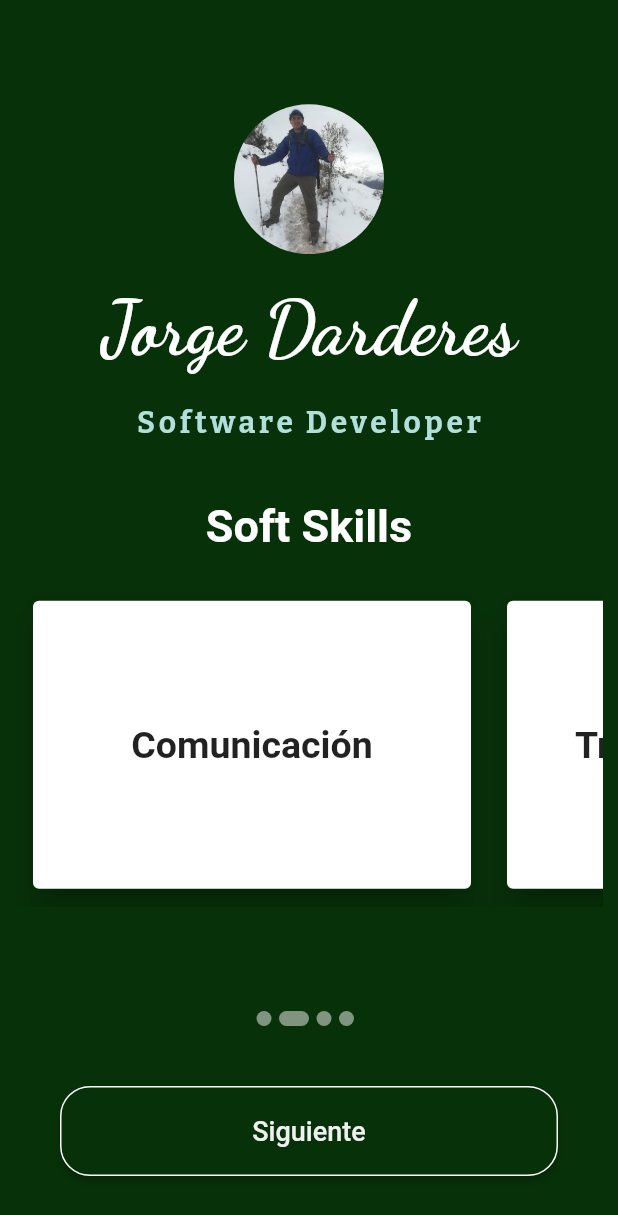
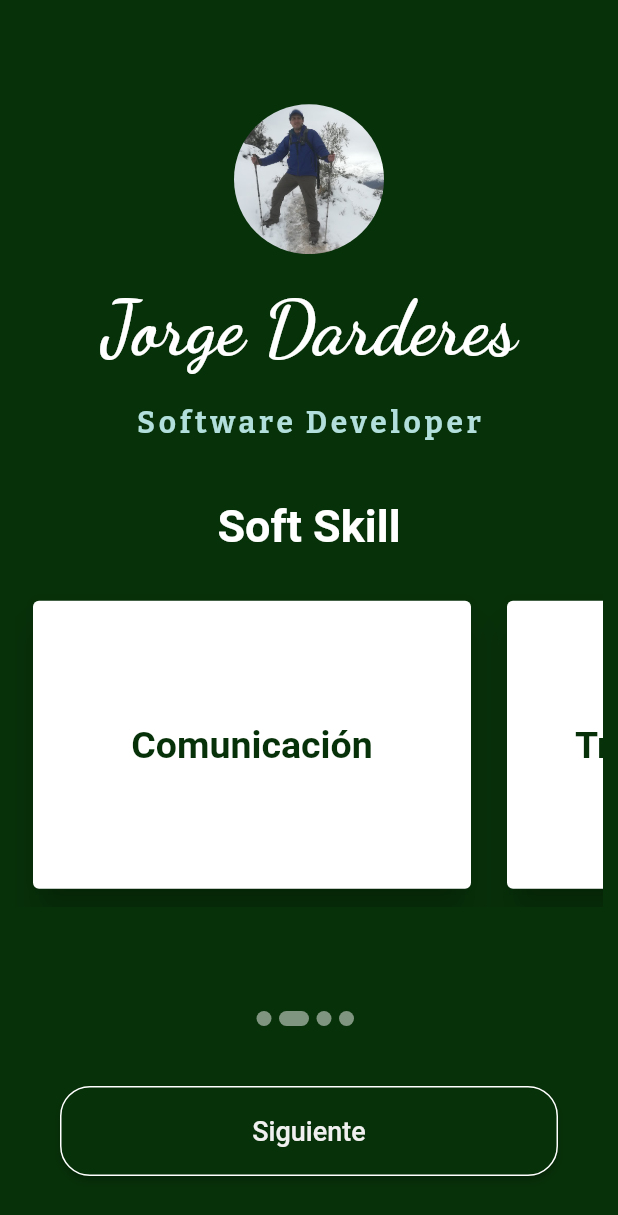
Before and after one commit to darkderes/appm_m2_proy2, a Flutter app: the screen it shows after launch, after a tap on "Siguiente", on a phone screen of 412 x 824 dp. Shown: the top 1215 px of the screen. Run offline on Flutter 3.47's test engine with Material 2 defaults, Android fonts, the phone set to English and light mode, and no system bars; our stand-ins replace fl_chart, google_fonts; missing offline and left inert: custom_qr_generator; statements that could not run were skipped.

Commit message:
Actualziacion antes de revisar

```diff
--- a/lib/data/contents_onboard.dart
+++ b/lib/data/contents_onboard.dart
@@ -1,5 +1,4 @@
 import 'dart:ui';
-
 import 'package:flutter/material.dart';
 
 class OnboardContent {
@@ -43,9 +42,9 @@ class HardSkills {
 
 List<HardSkills> listHardSkills = [
   HardSkills(skills: 'Flutter',value: 8),
-  HardSkills(skills: 'Dart',value: 8),
-  HardSkills(skills: 'Java',value: 9),
-  HardSkills(skills: 'C#',value: 10),
+  HardSkills(skills: 'Dart',value: 6),
+  HardSkills(skills: 'Java',value: 5),
+  HardSkills(skills: 'C#',value: 9),
 ];
 
 class SocialMedia {
@@ -56,7 +55,7 @@ class SocialMedia {
 }
 
 List<SocialMedia> socialMediaList = [
-  SocialMedia(url: 'https://www.facebook.com/jorge.darderes/', imageAsset: 'assets/images/facebook.png'),
+  SocialMedia(url: 'https://facebook.com/jorge.darderes/', imageAsset: 'assets/images/facebook.png'),
   SocialMedia(url: 'https://github.com/darkderes/', imageAsset: 'assets/images/github.png'),
   SocialMedia(url: 'https://twitter.com/jdarderes', imageAsset: 'assets/images/witter.png'),
 ];
--- a/lib/pages/finish_page.dart
+++ b/lib/pages/finish_page.dart
@@ -1,5 +1,4 @@
-import 'package:flutter/material.dart';
-import 'package:google_fonts/google_fonts.dart';
+import '../barrel.dart';
 
 class FinishPage extends StatelessWidget {
   const FinishPage({super.key});
--- a/lib/pages/hard_skills.dart
+++ b/lib/pages/hard_skills.dart
@@ -1,14 +1,9 @@
-import 'package:appm_m2_proy2/common/header.dart';
-import 'package:flutter/material.dart';
-
-import '../widgets/custom_grafic.dart';
-
+import '../barrel.dart';
 
 class HardSkill extends StatelessWidget {
   const HardSkill({
     super.key,
   });
-
   @override
   Widget build(BuildContext context) {
     return const Center(
@@ -21,14 +16,7 @@ class HardSkill extends StatelessWidget {
              SizedBox(
                height: 20,
              ),
-                 Text(
-                "Hard Skills",
-                style: TextStyle(
-                  fontSize: 30,
-                  fontWeight: FontWeight.bold,
-                  color: Colors.white,
-                ),
-              ),
+               CustomTextDetails(text:"Hard Skill"),
                SizedBox(
                 height: 20,
 
--- a/lib/pages/onboard_page.dart
+++ b/lib/pages/onboard_page.dart
@@ -1,10 +1,5 @@
-import 'package:appm_m2_proy2/data/contents_onboard.dart';
-import 'package:appm_m2_proy2/pages/profile.dart';
-import 'package:appm_m2_proy2/pages/social_media.dart';
-import 'package:appm_m2_proy2/pages/soft_skills.dart';
-import 'package:flutter/material.dart';
-import 'hard_skills.dart';
-import 'finish_page.dart';
+// Otro archivo en el proyecto
+import '../barrel.dart';
 
 class OnboardingScreen extends StatefulWidget {
   const OnboardingScreen({super.key});
@@ -48,9 +43,13 @@ class _OnboardingScreenState extends State<OnboardingScreen> {
                   },
                   itemBuilder: (_, i) {
                     if (i == 0) {
-                      return const Profile();
+                      return Profile(
+                        indexColor: i,
+                      );
                     } else if (i == 1) {
-                      return const SoftSkill();
+                      return SoftSkill(
+                        indexColor: i,
+                      );
                     } else if (i == 2) {
                       return const HardSkill();
                     } else {
--- a/lib/pages/profile.dart
+++ b/lib/pages/profile.dart
@@ -1,13 +1,9 @@
-import 'package:appm_m2_proy2/common/header.dart';
-import 'package:flutter/material.dart';
-import 'package:url_launcher/url_launcher.dart';
-import '../data/contents_onboard.dart';
-import '../widgets/custom_card.dart';
-import '../widgets/custom_qr.dart';
+import '../barrel.dart';
 
 class Profile extends StatelessWidget {
+  final int indexColor;
   const Profile({
-    super.key,
+    super.key, required  this.indexColor,
   });
 
   @override
@@ -24,7 +20,7 @@ class Profile extends StatelessWidget {
               ),
               GestureDetector(
                   child:
-                      CustomCard(text: onboardContent.phone, icon: Icons.phone),
+                      CustomCard(text: onboardContent.phone, icon: Icons.phone, colorInput: pageColors[indexColor]),
                   onTap: () {
                     makePhoneCall(onboardContent.phone);
                   }),
@@ -33,7 +29,7 @@ class Profile extends StatelessWidget {
               ),
               GestureDetector(
                   child:
-                      CustomCard(text: onboardContent.email, icon: Icons.email),
+                      CustomCard(text: onboardContent.email, icon: Icons.email, colorInput: pageColors[indexColor]),
                   onTap: () {
                     final Uri emailLaunchUri = Uri(
                       scheme: 'mailto',
--- a/lib/pages/social_media.dart
+++ b/lib/pages/social_media.dart
@@ -1,8 +1,4 @@
-import 'package:appm_m2_proy2/common/header.dart';
-import 'package:flutter/material.dart';
-import 'package:url_launcher/url_launcher.dart';
-import '../data/contents_onboard.dart';
-
+import '../barrel.dart';
 
 class SocialMedias extends StatelessWidget {
   const SocialMedias({
@@ -20,14 +16,7 @@ class SocialMedias extends StatelessWidget {
             const SizedBox(
               height: 20,
             ),
-            const Text(
-              "Social Media",
-              style: TextStyle(
-                fontSize: 30,
-                fontWeight: FontWeight.bold,
-                color: Colors.white,
-              ),
-            ),
+          const CustomTextDetails(text:"Social Media"),
             const SizedBox(
               height: 20,
             ),
@@ -44,7 +33,7 @@ class SocialMedias extends StatelessWidget {
                   // title: Text(socialMediaList[index].name),
                   // Agrega aquí cualquier acción que desees realizar cuando se haga clic en la lista
                   onTap: () {
-                       _launchUrl(Uri.parse(socialMediaList[index].url.toString()));
+                       launchUrl(Uri.parse(socialMediaList[index].url.toString()));
                     // Acción al hacer clic en el elemento de la lista
                   },
                 );
@@ -56,9 +45,3 @@ class SocialMedias extends StatelessWidget {
     );
   }
 }
-// Función para abrir la URL
-Future<void> _launchUrl(Uri url) async {
-  if (!await launchUrl(url)) {
-    throw Exception('Could not launch $url');
-  }
-}
--- a/lib/pages/soft_skills.dart
+++ b/lib/pages/soft_skills.dart
@@ -1,16 +1,14 @@
-import 'package:appm_m2_proy2/common/header.dart';
-import 'package:flutter/material.dart';
-
-import '../data/contents_onboard.dart';
+import '../barrel.dart';
 
 class SoftSkill extends StatelessWidget {
+  final int indexColor;
   const SoftSkill({
-    super.key,
+    super.key, required this.indexColor,
   });
 
   @override
   Widget build(BuildContext context) {
-    return Center(
+    return  Center(
       child: SingleChildScrollView(
         child: Padding(
           padding: const EdgeInsets.all(10),
@@ -20,43 +18,11 @@ class SoftSkill extends StatelessWidget {
               const SizedBox(
                 height: 20,
               ),
-              const Text(
-                "Soft Skills",
-                style: TextStyle(
-                  fontSize: 30,
-                  fontWeight: FontWeight.bold,
-                  color: Colors.white,
-                ),
-              ),
+              const CustomTextDetails(text:"Soft Skill"),
               const SizedBox(
                 height: 20,
               ),
-              SingleChildScrollView(
-                scrollDirection: Axis.horizontal,
-                child: Row(
-                  children: listSoftSkills.map((softSkill) {
-                    return Padding(
-                      padding: const EdgeInsets.all(8.0),
-                      child: SizedBox(
-                        width: 300,
-                        height: 200,
-                        child: Card(
-
-                          color: Colors.white,
-                          elevation: 10,
-                          child: Padding(
-                            padding: const EdgeInsets.all(16.0),
-                            child: Center(
-                              child: Text(softSkill.skills,
-                                  style: const TextStyle(fontSize: 25,fontWeight: FontWeight.bold)),
-                            ),
-                          ),
-                        ),
-                      ),
-                    );
-                  }).toList(),
-                ),
-              ),
+              ListSoftSkills(colorImput: pageColors[indexColor],),
             ],
           ),
         ),
--- a/lib/widgets/custom_card.dart
+++ b/lib/widgets/custom_card.dart
@@ -1,12 +1,11 @@
  import 'package:flutter/material.dart';
-
-import '../data/contents_onboard.dart';
 
 class CustomCard extends StatelessWidget {
   final String text;
   final IconData icon;
+  final Color colorInput;
   const CustomCard({
-    super.key,required this.text, required this.icon,
+    super.key,required this.text, required this.icon,required this.colorInput,
   });
 
   @override
@@ -14,9 +13,9 @@ class CustomCard extends StatelessWidget {
     return Card(
       margin: const EdgeInsets.symmetric(vertical: 10, horizontal: 10),
       child: ListTile(
-        leading:Icon(icon, color: pageColors[0]),
-        title: Text(text, style: const TextStyle(
-          color: Color.fromARGB(255, 0, 77, 64),
+        leading:Icon(icon, color: colorInput),
+        title: Text(text, style: TextStyle(
+          color: colorInput,
           fontSize: 20,
         )),
       ),
--- /dev/null
+++ b/lib/widgets/custom_list_softskills.dart
@@ -0,0 +1,39 @@
+import 'package:flutter/material.dart';
+import '../data/contents_onboard.dart';
+
+class ListSoftSkills extends StatelessWidget {
+  final Color colorImput;
+  const ListSoftSkills({
+    super.key,required this.colorImput,
+  });
+
+  @override
+  Widget build(BuildContext context) {
+    return SingleChildScrollView(
+      scrollDirection: Axis.horizontal,
+      child: Row(
+        children: listSoftSkills.map((softSkill) {
+          return Padding(
+            padding: const EdgeInsets.all(8.0),
+            child: SizedBox(
+              width: 300,
+              height: 200,
+              child: Card(
+
+                color: Colors.white,
+                elevation: 10,
+                child: Padding(
+                  padding: const EdgeInsets.all(16.0),
+                  child: Center(
+                    child: Text(softSkill.skills,
+                        style:TextStyle(fontSize: 25,fontWeight: FontWeight.bold,color:colorImput)),
+                  ),
+                ),
+              ),
+            ),
+          );
+        }).toList(),
+      ),
+    );
+  }
+}
--- /dev/null
+++ b/lib/widgets/custom_text_details.dart
@@ -0,0 +1,20 @@
+import 'package:flutter/material.dart';
+
+class CustomTextDetails extends StatelessWidget {
+  final String text;
+  const CustomTextDetails ({
+    super.key,required this.text,
+  });
+
+  @override
+  Widget build(BuildContext context) {
+    return Text(
+      text,
+      style: const TextStyle(
+        fontSize: 30,
+        fontWeight: FontWeight.bold,
+        color: Colors.white,
+      ),
+    );
+  }
+}
--- a/pubspec.yaml
+++ b/pubspec.yaml
@@ -39,6 +39,7 @@ dependencies:
   custom_qr_generator: ^0.1.2
   fl_chart: ^0.40.0
   url_launcher: ^6.1.12
+
 dev_dependencies:
   flutter_test:
     sdk: flutter
```
Also changed, not shown: lib/barrel.dart (added, +15 -0 lines).
